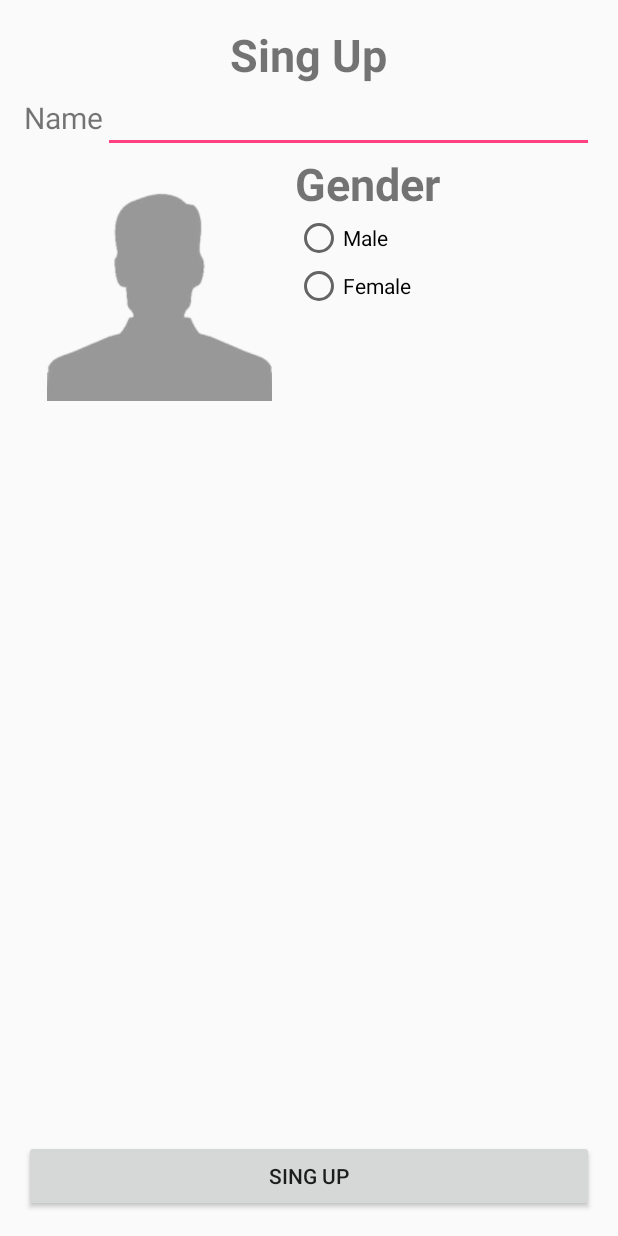
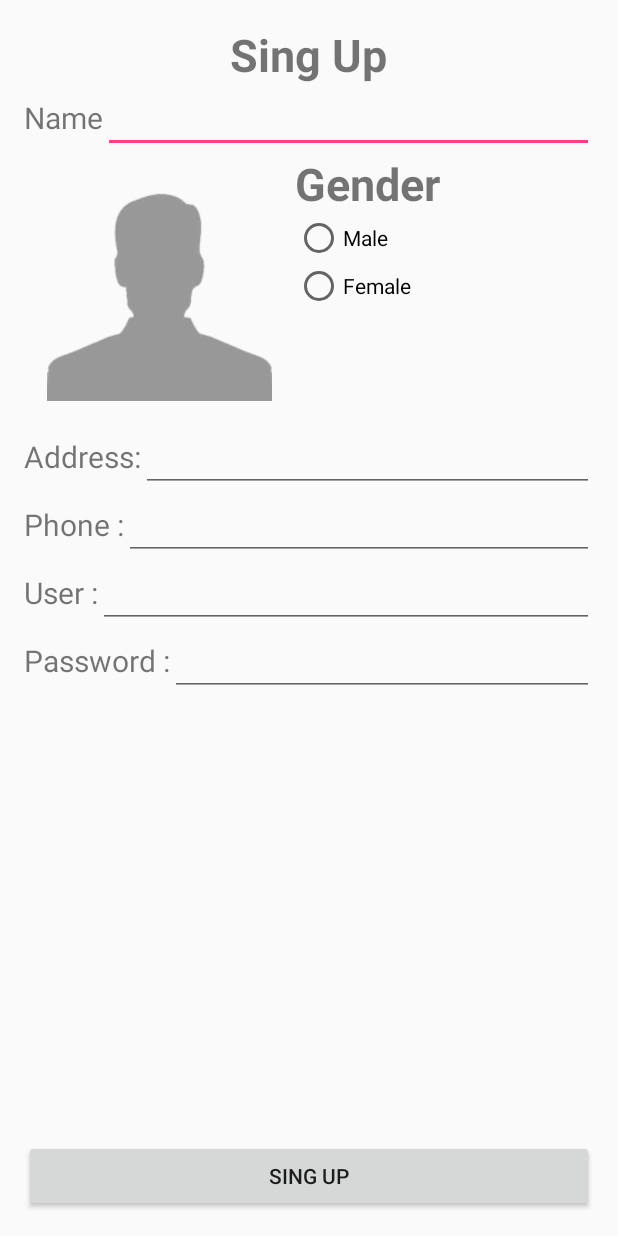
Before and after one commit to sakchaihankuntod/SUT-Friend, an Android app: the SignUpActivity screen opened directly, with no data from a screen before it, on a phone screen of 412 x 824 dp. Run offline under Robolectric (Android 15) with nearby library versions, the phone set to English and light mode, and no system bars.

Commit message:
Sing Up Form

```diff
--- a/app/src/main/res/layout/activity_sign_up.xml
+++ b/app/src/main/res/layout/activity_sign_up.xml
@@ -95,5 +95,77 @@
                 </RadioGroup>
             </LinearLayout>
         </LinearLayout>
+
+        <LinearLayout
+            android:orientation="horizontal"
+            android:layout_width="match_parent"
+            android:layout_height="wrap_content" >
+
+            <TextView
+                android:layout_width="wrap_content"
+                android:layout_height="wrap_content"
+                android:text="Address:"
+                android:id="@+id/textView4"
+                android:textSize="@dimen/h2" />
+
+            <EditText
+                android:layout_width="match_parent"
+                android:layout_height="wrap_content"
+                android:id="@+id/editText2" />
+        </LinearLayout>
+
+        <LinearLayout
+            android:orientation="horizontal"
+            android:layout_width="match_parent"
+            android:layout_height="wrap_content" >
+
+            <TextView
+                android:layout_width="wrap_content"
+                android:layout_height="wrap_content"
+                android:text="Phone :"
+                android:id="@+id/textView5"
+                android:textSize="@dimen/h2" />
+
+            <EditText
+                android:layout_width="match_parent"
+                android:layout_height="wrap_content"
+                android:id="@+id/editText3" />
+        </LinearLayout>
+
+        <LinearLayout
+            android:orientation="horizontal"
+            android:layout_width="match_parent"
+            android:layout_height="wrap_content" >
+
+            <TextView
+                android:layout_width="wrap_content"
+                android:layout_height="wrap_content"
+                android:text="User :"
+                android:id="@+id/textView6"
+                android:textSize="@dimen/h2" />
+
+            <EditText
+                android:layout_width="match_parent"
+                android:layout_height="wrap_content"
+                android:id="@+id/editText4" />
+        </LinearLayout>
+
+        <LinearLayout
+            android:orientation="horizontal"
+            android:layout_width="match_parent"
+            android:layout_height="wrap_content" >
+
+            <TextView
+                android:layout_width="wrap_content"
+                android:layout_height="wrap_content"
+                android:text="Password :"
+                android:id="@+id/textView7"
+                android:textSize="@dimen/h2" />
+
+            <EditText
+                android:layout_width="match_parent"
+                android:layout_height="wrap_content"
+                android:id="@+id/editText5" />
+        </LinearLayout>
     </LinearLayout>
 </RelativeLayout>
```
